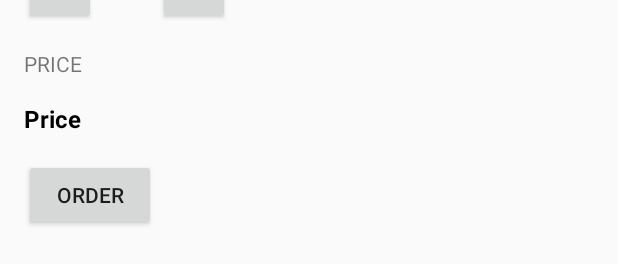
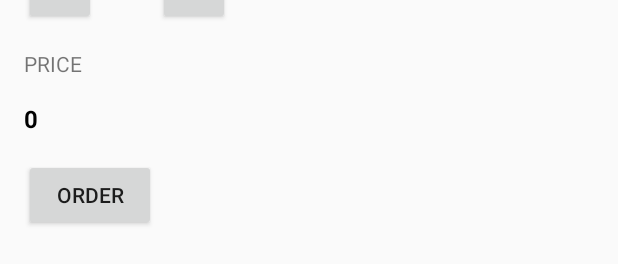
Before and after one commit to HDCS05/justjava2, an Android app: the layout activity_main.xml on its own in the app's theme, with its tools: preview values and no code run, on a phone screen of 412 x 824 dp. Shown: the part 389-653 px from the top of the screen. Run offline under Robolectric (Android 15) with nearby library versions, the phone set to English and light mode, and no system bars.

```diff
--- a/app/src/main/res/layout/activity_main.xml
+++ b/app/src/main/res/layout/activity_main.xml
@@ -69,14 +69,14 @@
                 android:layout_height="48dp"
                 android:layout_marginStart="16dp"
                 android:onClick="decrement"
-                android:text="@string/minus" />
+                android:text="-" />
 
             <TextView
                 android:id="@+id/quantity_text_view"
                 android:layout_width="wrap_content"
                 android:layout_height="wrap_content"
                 android:layout_marginStart="16dp"
-                android:text="@string/quantitytext"
+                android:text="1"
                 android:textAlignment="center"
                 android:textColor="@android:color/black"
                 android:textSize="16sp"
@@ -87,7 +87,7 @@
                 android:layout_height="48dp"
                 android:layout_marginStart="16dp"
                 android:onClick="increment"
-                android:text="@string/plus" />
+                android:text="+" />
 
         </LinearLayout>
 
@@ -105,7 +105,7 @@
             android:layout_width="wrap_content"
             android:layout_height="wrap_content"
             android:layout_marginStart="16dp"
-            android:text="@string/pricetext"
+            android:text="0"
             android:textColor="@android:color/black"
             android:textSize="16sp"
             android:textStyle="bold" />
```
Also changed, not shown: app/src/main/java/com/example/android/justjava2/MainActivity.java (+8 -7 lines), app/src/main/res/values/strings.xml (+45 -16 lines), 1 other file.
